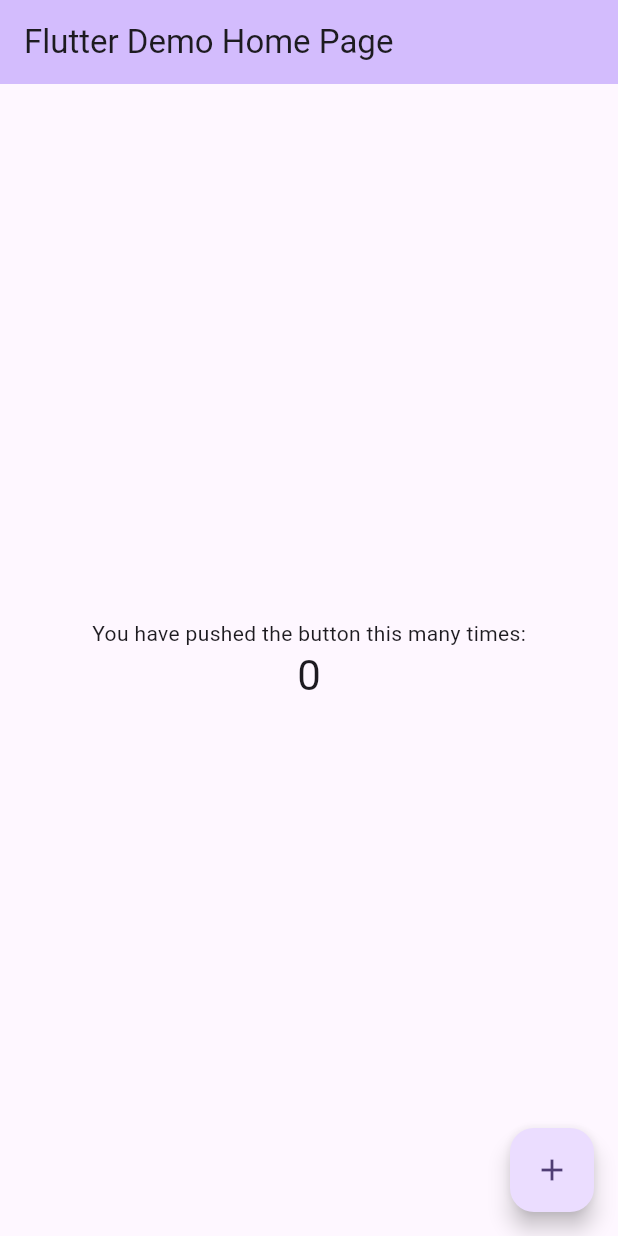
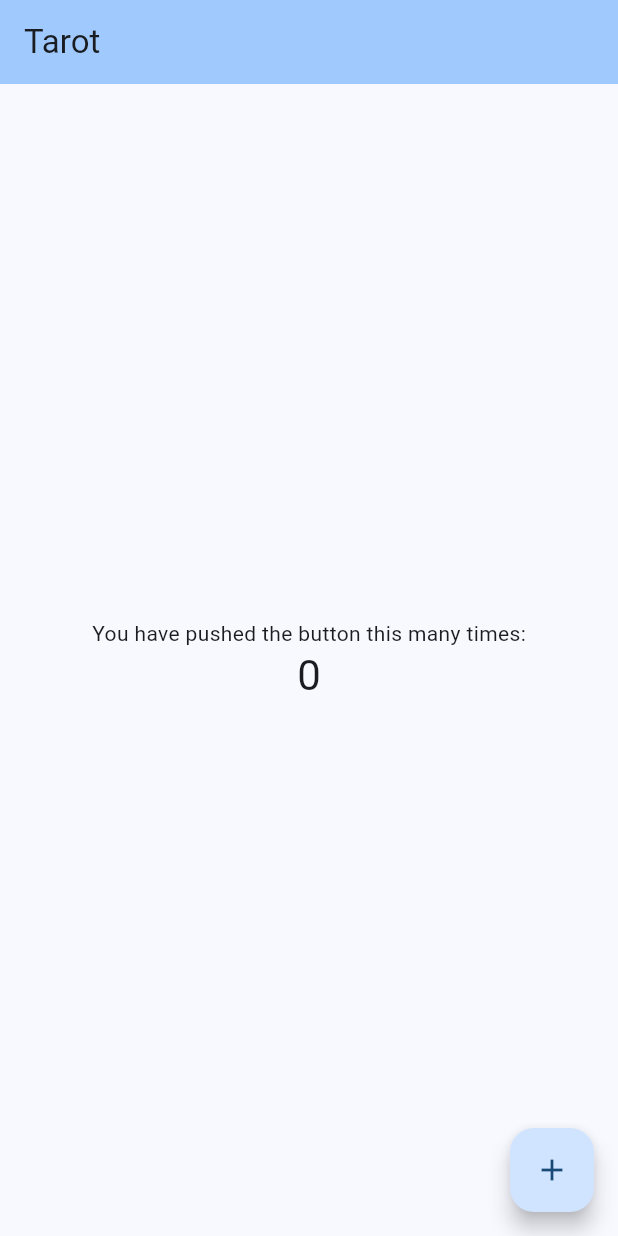
Before and after one commit to TiborMaron/Tarot, a Flutter app: the screen it shows after launch, on a phone screen of 412 x 824 dp. Run offline on Flutter 3.47's test engine with Material 3 defaults, Android fonts, the phone set to English and light mode, and no system bars.

Commit message:
Removed unnecessary comments

```diff
--- a/lib/main.dart
+++ b/lib/main.dart
@@ -7,46 +7,21 @@ void main() {
 class MyApp extends StatelessWidget {
   const MyApp({super.key});
 
-  // This widget is the root of your application.
   @override
   Widget build(BuildContext context) {
     return MaterialApp(
-      title: 'Flutter Demo',
+      title: 'Tarot',
       theme: ThemeData(
-        // This is the theme of your application.
-        //
-        // TRY THIS: Try running your application with "flutter run". You'll see
-        // the application has a purple toolbar. Then, without quitting the app,
-        // try changing the seedColor in the colorScheme below to Colors.green
-        // and then invoke "hot reload" (save your changes or press the "hot
-        // reload" button in a Flutter-supported IDE, or press "r" if you used
-        // the command line to start the app).
-        //
-        // Notice that the counter didn't reset back to zero; the application
-        // state is not lost during the reload. To reset the state, use hot
-        // restart instead.
-        //
-        // This works for code too, not just values: Most code changes can be
-        // tested with just a hot reload.
-        colorScheme: ColorScheme.fromSeed(seedColor: Colors.deepPurple),
+        colorScheme: ColorScheme.fromSeed(seedColor: Colors.blue),
         useMaterial3: true,
       ),
-      home: const MyHomePage(title: 'Flutter Demo Home Page'),
+      home: const MyHomePage(title: 'Tarot'),
     );
   }
 }
 
 class MyHomePage extends StatefulWidget {
   const MyHomePage({super.key, required this.title});
-
-  // This widget is the home page of your application. It is stateful, meaning
-  // that it has a State object (defined below) that contains fields that affect
-  // how it looks.
-
-  // This class is the configuration for the state. It holds the values (in this
-  // case the title) provided by the parent (in this case the App widget) and
-  // used by the build method of the State. Fields in a Widget subclass are
-  // always marked "final".
 
   final String title;
 
@@ -59,50 +34,20 @@ class _MyHomePageState extends State<MyHomePage> {
 
   void _incrementCounter() {
     setState(() {
-      // This call to setState tells the Flutter framework that something has
-      // changed in this State, which causes it to rerun the build method below
-      // so that the display can reflect the updated values. If we changed
-      // _counter without calling setState(), then the build method would not be
-      // called again, and so nothing would appear to happen.
       _counter++;
     });
   }
 
   @override
   Widget build(BuildContext context) {
-    // This method is rerun every time setState is called, for instance as done
-    // by the _incrementCounter method above.
-    //
-    // The Flutter framework has been optimized to make rerunning build methods
-    // fast, so that you can just rebuild anything that needs updating rather
-    // than having to individually change instances of widgets.
+
     return Scaffold(
       appBar: AppBar(
-        // TRY THIS: Try changing the color here to a specific color (to
-        // Colors.amber, perhaps?) and trigger a hot reload to see the AppBar
-        // change color while the other colors stay the same.
         backgroundColor: Theme.of(context).colorScheme.inversePrimary,
-        // Here we take the value from the MyHomePage object that was created by
-        // the App.build method, and use it to set our appbar title.
         title: Text(widget.title),
       ),
       body: Center(
-        // Center is a layout widget. It takes a single child and positions it
-        // in the middle of the parent.
         child: Column(
-          // Column is also a layout widget. It takes a list of children and
-          // arranges them vertically. By default, it sizes itself to fit its
-          // children horizontally, and tries to be as tall as its parent.
-          //
-          // Column has various properties to control how it sizes itself and
-          // how it positions its children. Here we use mainAxisAlignment to
-          // center the children vertically; the main axis here is the vertical
-          // axis because Columns are vertical (the cross axis would be
-          // horizontal).
-          //
-          // TRY THIS: Invoke "debug painting" (choose the "Toggle Debug Paint"
-          // action in the IDE, or press "p" in the console), to see the
-          // wireframe for each widget.
           mainAxisAlignment: MainAxisAlignment.center,
           children: <Widget>[
             const Text(
@@ -119,7 +64,7 @@ class _MyHomePageState extends State<MyHomePage> {
         onPressed: _incrementCounter,
         tooltip: 'Increment',
         child: const Icon(Icons.add),
-      ), // This trailing comma makes auto-formatting nicer for build methods.
+      ),
     );
   }
 }
```
Also changed, not shown: pubspec.yaml (+3 -4 lines).
